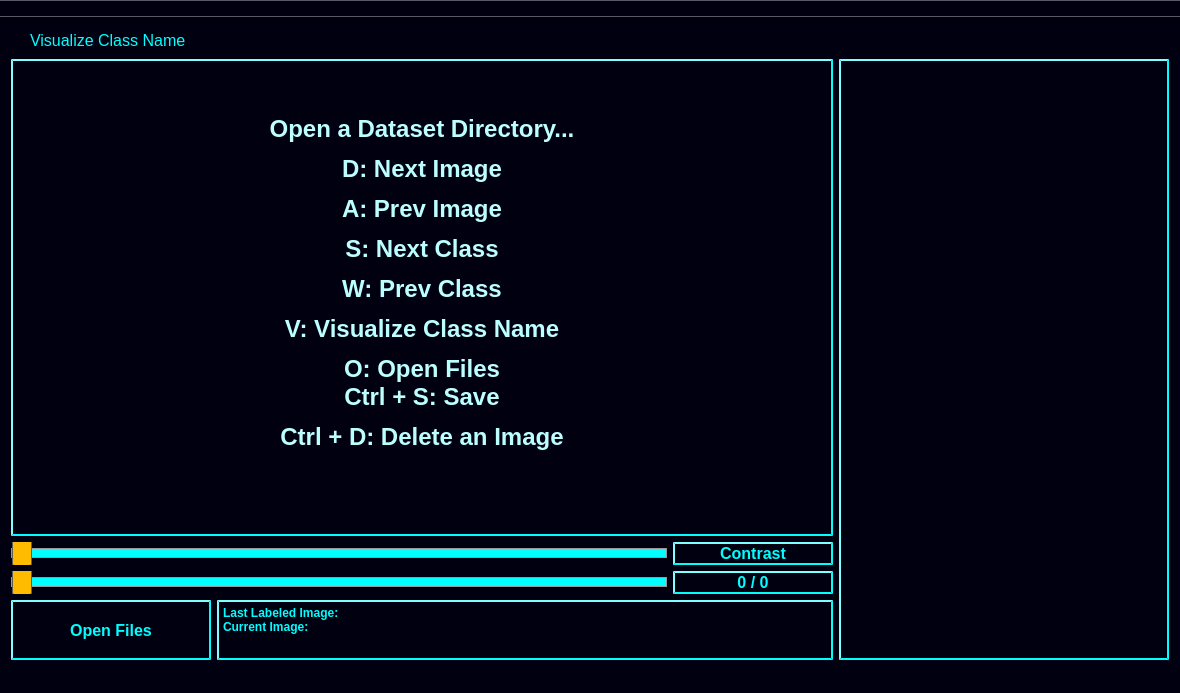
The window that mainwindow.ui (NOxDriver/Yolo_Label_Refined-master) describes before a commit, drawn with Qt 5.
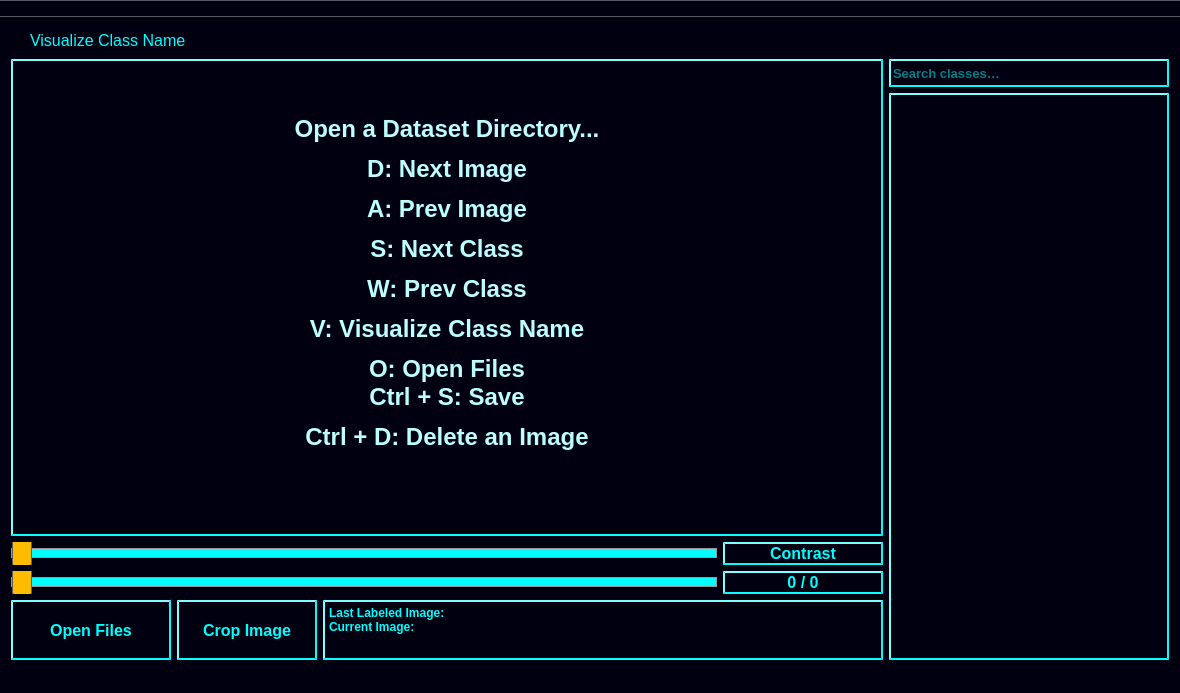
The same window after the commit. Custom widgets are drawn as their Qt base class.

Commit message: Add cropping workflow and class search filter

```diff
--- a/mainwindow.ui
+++ b/mainwindow.ui
@@ -408,6 +408,54 @@
             </property>
            </widget>
           </item>
+          <item>
+           <widget class="QPushButton" name="pushButton_crop">
+            <property name="sizePolicy">
+             <sizepolicy hsizetype="Preferred" vsizetype="Preferred">
+              <horstretch>0</horstretch>
+              <verstretch>0</verstretch>
+             </sizepolicy>
+            </property>
+            <property name="minimumSize">
+             <size>
+              <width>140</width>
+              <height>25</height>
+             </size>
+            </property>
+            <property name="maximumSize">
+             <size>
+              <width>200</width>
+              <height>60</height>
+             </size>
+            </property>
+            <property name="font">
+             <font>
+              <family>Arial</family>
+              <pointsize>12</pointsize>
+              <weight>75</weight>
+              <bold>true</bold>
+             </font>
+            </property>
+            <property name="focusPolicy">
+             <enum>Qt::NoFocus</enum>
+            </property>
+            <property name="styleSheet">
+             <string notr="true">background-color : rgb(0, 0, 17);color : rgb(0, 255, 255);
+border-style: outset;
+border-width: 2px;
+border-color: rgb(0, 255, 255);</string>
+            </property>
+            <property name="text">
+             <string>Crop Image</string>
+            </property>
+            <property name="autoDefault">
+             <bool>false</bool>
+            </property>
+            <property name="default">
+             <bool>false</bool>
+            </property>
+           </widget>
+          </item>
           <item>
            <widget class="QTextEdit" name="textEdit_log">
             <property name="sizePolicy">
@@ -465,6 +513,49 @@
        </layout>
       </item>
       <item>
+       <layout class="QVBoxLayout" name="verticalLayout_classes">
+        <item>
+         <widget class="QLineEdit" name="lineEdit_class_filter">
+          <property name="sizePolicy">
+           <sizepolicy hsizetype="Preferred" vsizetype="Fixed">
+            <horstretch>0</horstretch>
+            <verstretch>0</verstretch>
+           </sizepolicy>
+          </property>
+          <property name="minimumSize">
+           <size>
+            <width>220</width>
+            <height>28</height>
+           </size>
+          </property>
+          <property name="maximumSize">
+           <size>
+            <width>330</width>
+            <height>40</height>
+           </size>
+          </property>
+          <property name="font">
+           <font>
+            <pointsize>10</pointsize>
+            <weight>75</weight>
+            <bold>true</bold>
+           </font>
+          </property>
+          <property name="styleSheet">
+           <string notr="true">background-color : rgb(0, 0, 17);color : rgb(0, 255, 255);
+border-style: outset;
+border-width: 2px;
+border-color: rgb(0, 255, 255);</string>
+          </property>
+          <property name="placeholderText">
+           <string>Search classes…</string>
+          </property>
+          <property name="clearButtonEnabled">
+           <bool>true</bool>
+          </property>
+         </widget>
+        </item>
+        <item>
        <widget class="QTableWidget" name="tableWidget_label">
         <property name="sizePolicy">
          <sizepolicy hsizetype="MinimumExpanding" vsizetype="MinimumExpanding">
@@ -576,6 +667,8 @@
          </property>
         </column>
        </widget>
+        </item>
+       </layout>
       </item>
      </layout>
     </item>
```
Left out of the diff: 4 changed lines with no effect on the pictures. Lines whose indentation alone changed are shown as unchanged. The commit also changes 4 other files.
